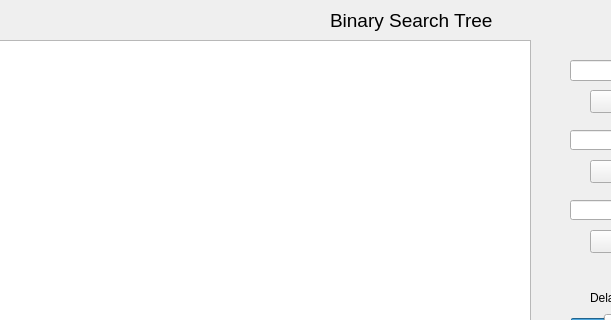
Above: Visualizer/treewidget.ui from sauzzon/Visualization before the change; both pictures show x 660 to 1271 and y 0 to 320 of the 1374 by 720 pixel window. Below: the same form after it.
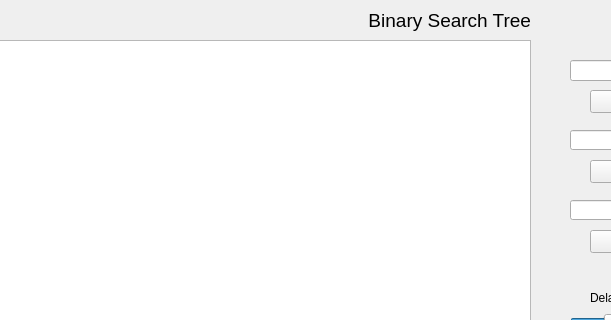
That is the form after the change.

The edit to the form file:
```diff
--- a/Visualizer/treewidget.ui
+++ b/Visualizer/treewidget.ui
@@ -155,9 +155,9 @@
   <widget class="QLabel" name="treeStatus">
    <property name="geometry">
     <rect>
-     <x>990</x>
+     <x>740</x>
      <y>10</y>
-     <width>171</width>
+     <width>451</width>
      <height>21</height>
     </rect>
    </property>
@@ -169,6 +169,9 @@
    <property name="text">
     <string>Binary Search Tree</string>
    </property>
+   <property name="alignment">
+    <set>Qt::AlignRight|Qt::AlignTrailing|Qt::AlignVCenter</set>
+   </property>
   </widget>
  </widget>
  <resources/>
```
